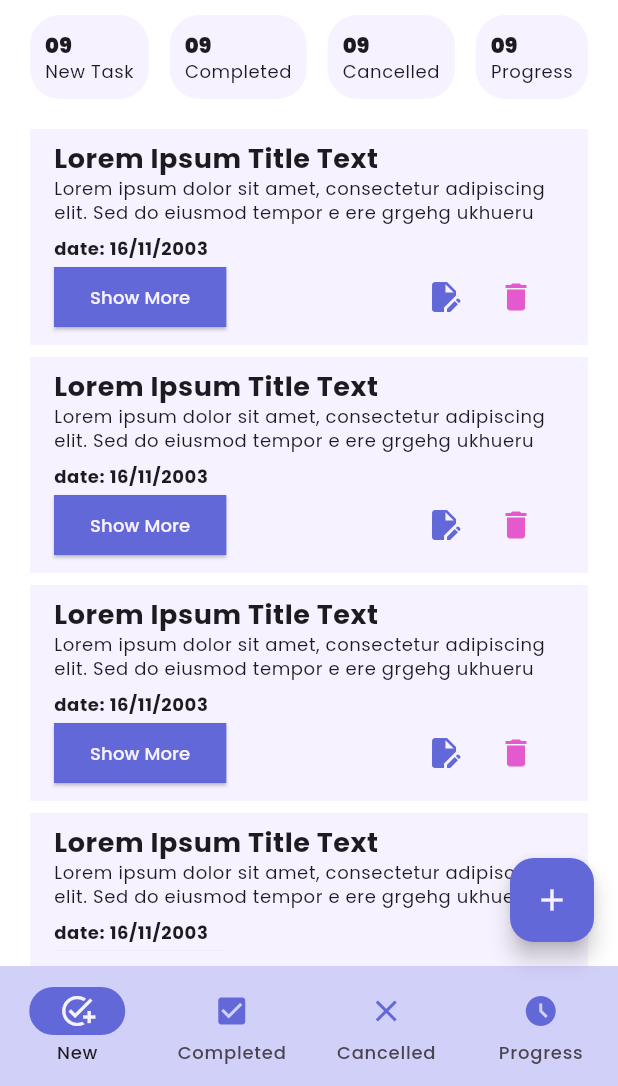
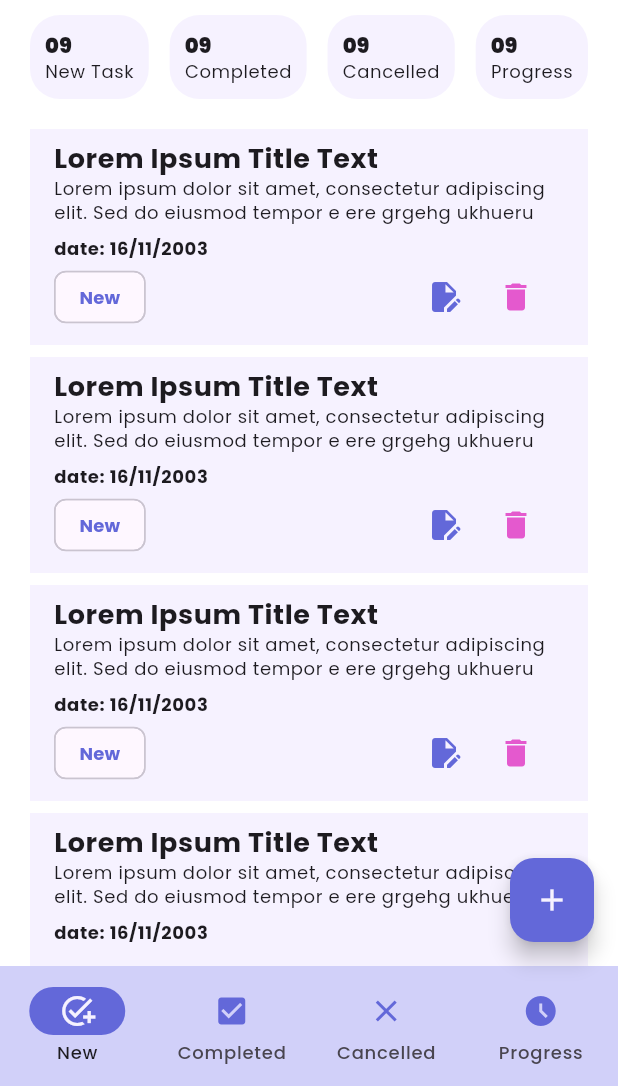
Before and after one commit to Error-Imtiaj/task_manager_mobile_app, a Flutter app: the NavigationScreen screen opened directly, on a phone screen of 412 x 824 dp, the part 150-1236 px from its top. Run offline on Flutter 3.47's test engine with Material 3 defaults, Android fonts, the light colour scheme and no system bars; our stand-ins replace flutter_svg, google_fonts, pin_code_fields.

Commit message:
update screens

```diff
--- a/lib/UI/screens/cancelled_task_screens.dart
+++ b/lib/UI/screens/cancelled_task_screens.dart
@@ -19,6 +19,7 @@ class _CancelledTaskScreensState extends State<CancelledTaskScreens> {
           description:
               "Lorem ipsum dolor sit amet, consectetur adipiscing elit. Sed do eiusmod tempor e ere grgehg ukhueru ",
           date: "16/11/2003",
+          chipText: "Cancelled",
         );
       },
       separatorBuilder: (BuildContext context, int index) {
--- a/lib/UI/screens/completed_task_screens.dart
+++ b/lib/UI/screens/completed_task_screens.dart
@@ -19,6 +19,7 @@ class _CompletedTaskScreensState extends State<CompletedTaskScreens> {
           description:
               "Lorem ipsum dolor sit amet, consectetur adipiscing elit. Sed do eiusmod tempor e ere grgehg ukhueru ",
           date: "16/11/2003",
+          chipText: "Completed",
         );
       },
       separatorBuilder: (BuildContext context, int index) {
--- a/lib/UI/screens/navigation_screen.dart
+++ b/lib/UI/screens/navigation_screen.dart
@@ -26,7 +26,9 @@ class _NavigationScreenState extends State<NavigationScreen> {
   @override
   Widget build(BuildContext context) {
     return Scaffold(
-      appBar: const TmAppbar(),
+      appBar: const TmAppbar(
+        isprofile: false,
+      ),
       body: _screens[_selectedIndex],
       bottomNavigationBar: NavigationBar(
         selectedIndex: _selectedIndex,
@@ -71,7 +73,7 @@ class _NavigationScreenState extends State<NavigationScreen> {
   }
 
   void _navigateToAddNewTaskScreen() {
-    Navigator.push(
-        context, MaterialPageRoute(builder: (context) => const AddNewTaskScreen()));
+    Navigator.push(context,
+        MaterialPageRoute(builder: (context) => const AddNewTaskScreen()));
   }
 }
--- a/lib/UI/screens/new_task_screens.dart
+++ b/lib/UI/screens/new_task_screens.dart
@@ -38,6 +38,7 @@ class _NewTaskScreensState extends State<NewTaskScreens> {
                   description:
                       "Lorem ipsum dolor sit amet, consectetur adipiscing elit. Sed do eiusmod tempor e ere grgehg ukhueru ",
                   date: "16/11/2003",
+                  chipText: "New",
                 );
               },
               separatorBuilder: (BuildContext context, int index) {
--- a/lib/UI/screens/progress_task_screens.dart
+++ b/lib/UI/screens/progress_task_screens.dart
@@ -19,6 +19,7 @@ class _ProgressTaskScreensState extends State<ProgressTaskScreens> {
           description:
               "Lorem ipsum dolor sit amet, consectetur adipiscing elit. Sed do eiusmod tempor e ere grgehg ukhueru ",
           date: "16/11/2003",
+          chipText: "Progress",
         );
       },
       separatorBuilder: (BuildContext context, int index) {
--- a/lib/UI/widgets/taskTile_Widget.dart
+++ b/lib/UI/widgets/taskTile_Widget.dart
@@ -6,7 +6,13 @@ class TasktileWidget extends StatefulWidget {
   final String? title;
   final String? description;
   final String? date;
-  const TasktileWidget({super.key, this.title, this.description, this.date});
+  final String chipText;
+  const TasktileWidget(
+      {super.key,
+      this.title,
+      this.description,
+      this.date,
+      required this.chipText});
 
   @override
   State<TasktileWidget> createState() => _TasktileWidgetState();
@@ -47,15 +53,13 @@ class _TasktileWidgetState extends State<TasktileWidget> {
           Row(
             mainAxisAlignment: MainAxisAlignment.spaceBetween,
             children: [
-              ElevatedButton(
-                onPressed: () {},
-                style: ElevatedButton.styleFrom(
-                    shape: const RoundedRectangleBorder(),
-                    backgroundColor: ColorsUtils.primaryColor),
-                child: Text(
-                  "Show More",
+              Chip(
+                label: Text(
+                  widget.chipText,
                   style: GoogleFonts.poppins(
-                      fontSize: 12, color: ColorsUtils.backGroundColor),
+                      fontSize: 12,
+                      color: ColorsUtils.primaryColor,
+                      fontWeight: FontWeight.bold),
                 ),
               ),
               SizedBox(
--- a/lib/UI/widgets/tm_Appbar.dart
+++ b/lib/UI/widgets/tm_Appbar.dart
@@ -1,17 +1,32 @@
 import 'package:flutter/material.dart';
 import 'package:task_manager_mobile_app/UI/screens/login_screen.dart';
+import 'package:task_manager_mobile_app/UI/screens/profile_screen.dart';
 import 'package:task_manager_mobile_app/UI/utils/colors.dart';
 
 class TmAppbar extends StatelessWidget implements PreferredSizeWidget {
+  final bool isprofile;
   const TmAppbar({
     super.key,
+    required this.isprofile,
   });
 
   @override
   Widget build(BuildContext context) {
+    void navigateToProfile() {
+      Navigator.push(context,
+          MaterialPageRoute(builder: (context) => const ProfileScreen()));
+    }
+
     return AppBar(
       backgroundColor: ColorsUtils.primaryColor,
-      title: Row(
+      title: GestureDetector(
+        onTap: () {
+          if (isprofile) {
+            return;
+          }
+          navigateToProfile();
+        },
+        child: Row(
           children: [
             const CircleAvatar(
               radius: 25,
@@ -43,6 +58,7 @@ class TmAppbar extends StatelessWidget implements PreferredSizeWidget {
             ))
           ],
         ),
+      ),
       actions: [
         Padding(
           padding: const EdgeInsets.only(right: 10),
```
Also changed, not shown: lib/UI/screens/profile_screen.dart (added, +20 -0 lines). Lines whose indentation alone changed are shown as unchanged.
